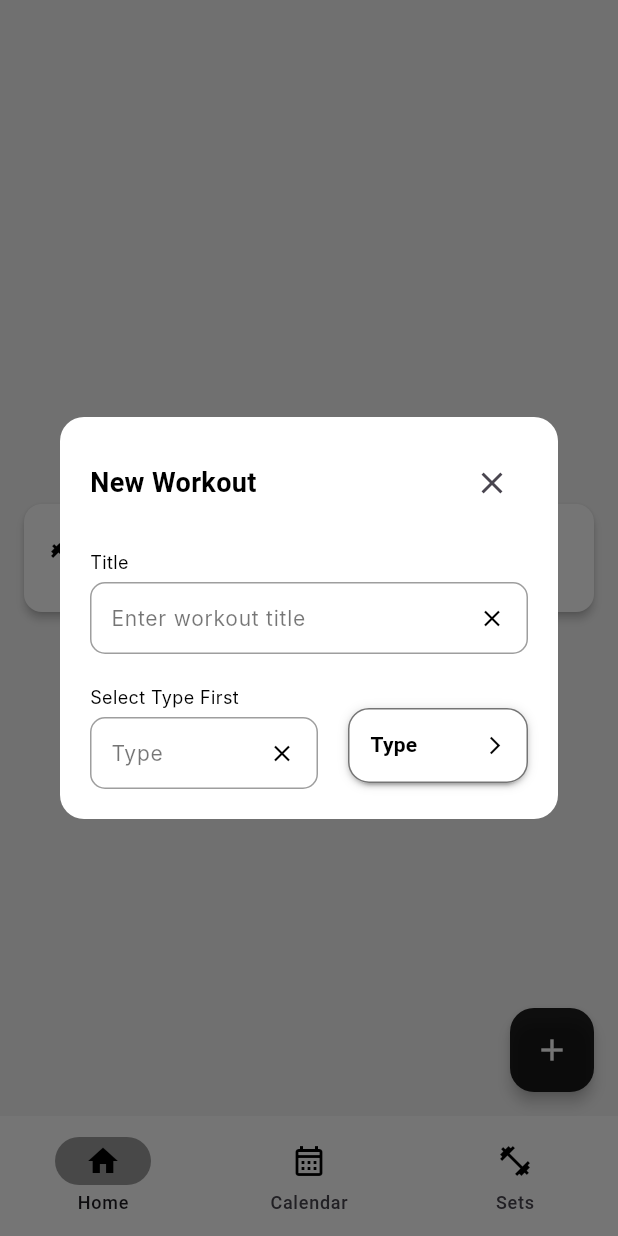
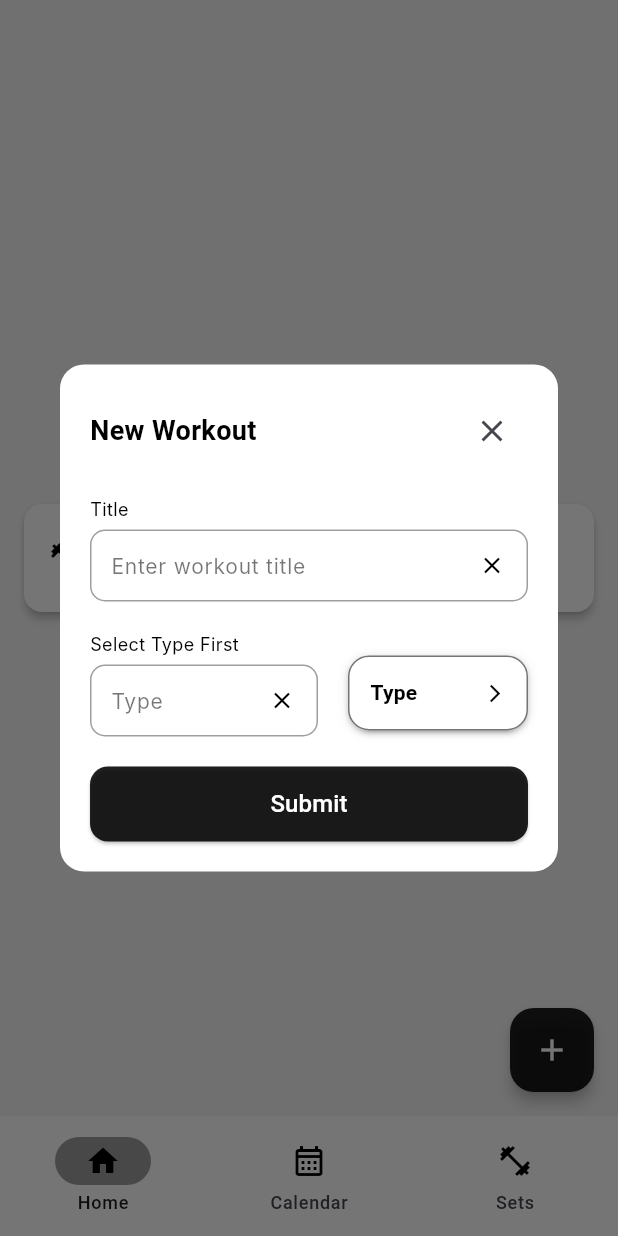
Before and after one commit to Sairusses/Workout-Tracker, a Flutter app: the screen it shows after launch, after a tap on the "add" icon, on a phone screen of 412 x 824 dp. Run offline on Flutter 3.47's test engine with Material 3 defaults, Android fonts, the phone set to English and light mode, and no system bars; drawn by our look-alikes of dropdown_button2; our stand-ins replace device_preview; Roboto replaces fonts that are missing (Inter).

Commit message:
added custom_text_widgets.dart

```diff
--- a/lib/components/add_workout_dialog.dart
+++ b/lib/components/add_workout_dialog.dart
@@ -1,5 +1,6 @@
 import 'package:dropdown_button2/dropdown_button2.dart';
 import 'package:flutter/material.dart';
+import 'package:workout_tracker/components/custom_text_widgets.dart';
 
 import 'custom_text_form_field.dart';
 class AddWorkoutDialog extends StatefulWidget{
@@ -10,8 +11,7 @@ class AddWorkoutDialog extends StatefulWidget{
 
 class AddWorkoutDialogState extends State<AddWorkoutDialog>{
   final TextEditingController titleController = TextEditingController();
-  final TextEditingController repsController = TextEditingController();
-  final TextEditingController setsController = TextEditingController();
+  final TextEditingController typeController = TextEditingController();
   final List<String> workOutTypes = ['Reps', 'Duration'];
 
   String? selectedWorkoutType;
@@ -57,7 +57,7 @@ class AddWorkoutDialogState extends State<AddWorkoutDialog>{
               children: [
                 Flexible(
                   child: CustomTextFormField(
-                    controller: repsController,
+                    controller: typeController,
                     labelText: selectedWorkoutType ?? 'Select Type First',
                     hint: selectedWorkoutType == 'Reps' ? 'Reps' : selectedWorkoutType == 'Duration' ? 'Minutes' : "Type",
                     textInputType: TextInputType.number,
@@ -135,6 +135,21 @@ class AddWorkoutDialogState extends State<AddWorkoutDialog>{
                 ),
               ],
             ),
+            SizedBox(height: 20),
+            Flexible(
+              child: ElevatedButton(
+                onPressed: () {},
+                style: ElevatedButton.styleFrom(
+                  backgroundColor: Colors.black87,
+                  foregroundColor: Colors.white,
+                  shape: RoundedRectangleBorder(
+                    borderRadius: BorderRadius.circular(12),
+                  ),
+                  minimumSize: const Size.fromHeight(50),
+                ),
+                child: MediumText(text: 'Submit', color: Colors.white,)
+              ),
+            )
           ],
         ),
       ),
--- /dev/null
+++ b/lib/components/custom_text_widgets.dart
@@ -0,0 +1,103 @@
+import 'package:flutter/material.dart';
+
+class LargeText extends StatelessWidget {
+  final String text;
+  final Color color;
+  final FontWeight fontWeight;
+  final TextAlign? textAlign;
+  final int? maxLines;
+  final TextOverflow? overflow;
+
+  const LargeText({
+    super.key,
+    required this.text,
+    this.color = Colors.black,
+    this.fontWeight = FontWeight.bold,
+    this.textAlign,
+    this.maxLines,
+    this.overflow,
+  });
+
+  @override
+  Widget build(BuildContext context) {
+    return Text(
+      text,
+      textAlign: textAlign,
+      maxLines: maxLines,
+      overflow: overflow,
+      style: TextStyle(
+        fontSize: 20,
+        fontWeight: fontWeight,
+        color: color,
+      ),
+    );
+  }
+}
+
+class MediumText extends StatelessWidget {
+  final String text;
+  final Color color;
+  final FontWeight fontWeight;
+  final TextAlign? textAlign;
+  final int? maxLines;
+  final TextOverflow? overflow;
+
+  const MediumText({
+    super.key,
+    required this.text,
+    this.color = Colors.black,
+    this.fontWeight = FontWeight.w500,
+    this.textAlign,
+    this.maxLines,
+    this.overflow,
+  });
+
+  @override
+  Widget build(BuildContext context) {
+    return Text(
+      text,
+      textAlign: textAlign,
+      maxLines: maxLines,
+      overflow: overflow,
+      style: TextStyle(
+        fontSize: 16,
+        fontWeight: fontWeight,
+        color: color,
+      ),
+    );
+  }
+}
+
+class SmallText extends StatelessWidget {
+  final String text;
+  final Color color;
+  final FontWeight fontWeight;
+  final TextAlign? textAlign;
+  final int? maxLines;
+  final TextOverflow? overflow;
+
+  const SmallText({
+    super.key,
+    required this.text,
+    this.color = Colors.black,
+    this.fontWeight = FontWeight.normal,
+    this.textAlign,
+    this.maxLines,
+    this.overflow,
+  });
+
+  @override
+  Widget build(BuildContext context) {
+    return Text(
+      text,
+      textAlign: textAlign,
+      maxLines: maxLines,
+      overflow: overflow,
+      style: TextStyle(
+        fontSize: 12,
+        fontWeight: fontWeight,
+        color: color,
+      ),
+    );
+  }
+}
```
